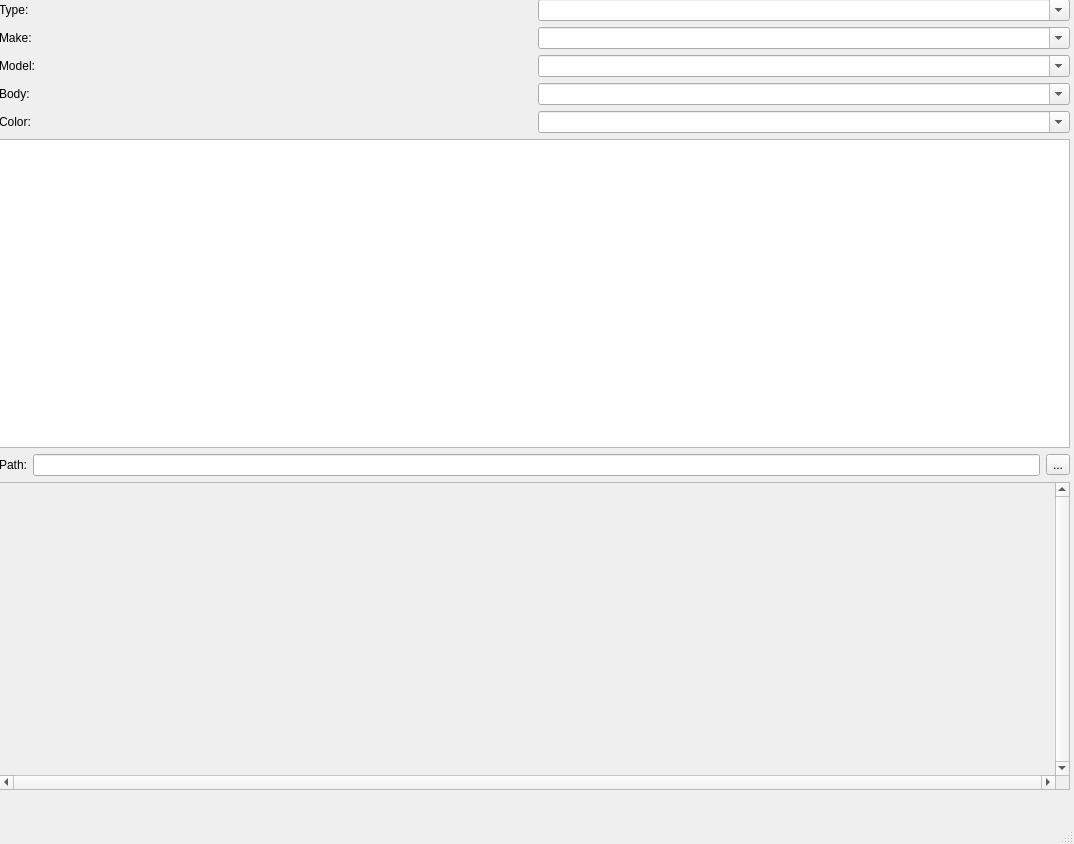
Above: src/dataset_image_annotator/main_window.ui from kamikaze/dataset-image-annotator before the change. Below: the same form after it.
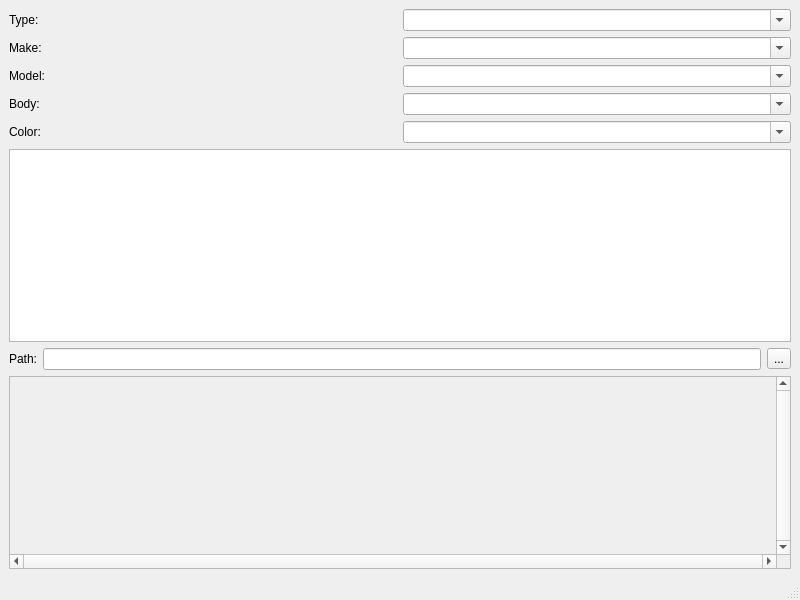
That is the form after the change.

Commit message: fixed widget layout in main window

Diff of the .ui file:
```diff
--- a/src/dataset_image_annotator/main_window.ui
+++ b/src/dataset_image_annotator/main_window.ui
@@ -6,27 +6,26 @@
    <rect>
     <x>0</x>
     <y>0</y>
-    <width>1074</width>
-    <height>844</height>
+    <width>800</width>
+    <height>600</height>
    </rect>
   </property>
   <property name="windowTitle">
    <string>Annotator</string>
   </property>
   <widget class="QWidget" name="centralwidget">
-   <widget class="QWidget" name="verticalLayoutWidget">
-    <property name="geometry">
-     <rect>
-      <x>-1</x>
-      <y>-1</y>
-      <width>1071</width>
-      <height>791</height>
-     </rect>
-    </property>
+   <property name="sizePolicy">
+    <sizepolicy hsizetype="Preferred" vsizetype="Preferred">
+     <horstretch>0</horstretch>
+     <verstretch>0</verstretch>
+    </sizepolicy>
+   </property>
+   <property name="autoFillBackground">
+    <bool>false</bool>
+   </property>
+   <layout class="QVBoxLayout" name="verticalLayout_2">
+    <item>
     <layout class="QVBoxLayout" name="verticalLayout">
-     <property name="sizeConstraint">
-      <enum>QLayout::SetMaximumSize</enum>
-     </property>
      <item>
       <layout class="QHBoxLayout" name="typeHLayout">
        <item>
@@ -157,15 +156,16 @@
          <rect>
           <x>0</x>
           <y>0</y>
-          <width>1053</width>
-          <height>274</height>
+           <width>764</width>
+           <height>131</height>
          </rect>
         </property>
        </widget>
       </widget>
      </item>
     </layout>
-   </widget>
+    </item>
+   </layout>
   </widget>
   <widget class="QMenuBar" name="menubar">
    <property name="geometry">
```
Left out of the diff: 22 changed lines with no effect on the pictures. Lines whose indentation alone changed are shown as unchanged. The commit also changes 1 other file.
